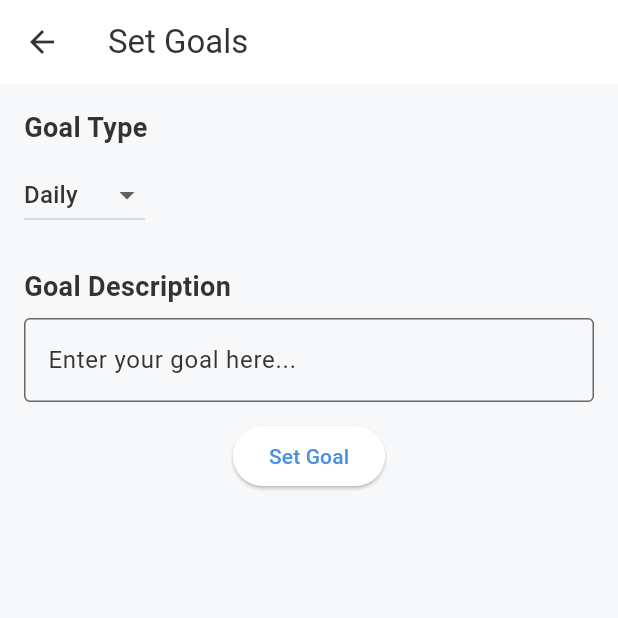
After one commit to vishesh27111/SerenCoach, a Flutter app: the HomePage screen opened by its route, after a tap on "Set Goals", on a phone screen of 412 x 824 dp, the top half of it. The commit adds this screen. Run offline on Flutter 3.47's test engine with Material 3 defaults, Android fonts, the light colour scheme and no system bars; our stand-ins replace speech_to_text.

Commit message:
Home Page added

```diff
--- a/flutter_app/lib/pages/home.dart
+++ b/flutter_app/lib/pages/home.dart
@@ -1,4 +1,5 @@
 import 'package:flutter/material.dart';
+import '../pages/set-goals.dart';
 import '../widgets/MainTile.dart';
 import '../widgets/SmallTile.dart';
 
@@ -39,22 +40,46 @@ class HomePage extends StatelessWidget {
                   mainAxisSpacing: 16.0, // Space between rows
                   crossAxisSpacing: 16.0, // Space between columns
                   childAspectRatio: 1.0, // Ensures the tiles are square
-                  children: const [
+                  children: [
                     SmallTile(
-                      text: 'Start a new session',
+                      text: 'Set Goals',
                       avatarPath: 'assets/images/therapist_avatar.png',
+                      onTap: () {
+                        Navigator.push(
+                          context,
+                          MaterialPageRoute(builder: (context) => const SetGoalsPage())
+                        );
+                      },
                     ),
                     SmallTile(
-                      text: 'Your recent conversations',
+                      text: 'Set Goals',
                       avatarPath: 'assets/images/therapist_avatar.png',
+                      onTap: () {
+                        Navigator.push(
+                            context,
+                            MaterialPageRoute(builder: (context) => const SetGoalsPage())
+                        );
+                      },
                     ),
                     SmallTile(
-                      text: 'View Progress',
+                      text: 'Set Goals',
                       avatarPath: 'assets/images/therapist_avatar.png',
+                      onTap: () {
+                        Navigator.push(
+                            context,
+                            MaterialPageRoute(builder: (context) => const SetGoalsPage())
+                        );
+                      },
                     ),
                     SmallTile(
-                      text: 'Settings',
+                      text: 'Set Goals',
                       avatarPath: 'assets/images/therapist_avatar.png',
+                      onTap: () {
+                        Navigator.push(
+                            context,
+                            MaterialPageRoute(builder: (context) => const SetGoalsPage())
+                        );
+                      },
                     ),
                   ],
                 ),
--- /dev/null
+++ b/flutter_app/lib/pages/set-goals.dart
@@ -0,0 +1,92 @@
+import 'package:flutter/material.dart';
+
+class SetGoalsPage extends StatefulWidget {
+  const SetGoalsPage({Key? key}) : super(key: key);
+
+  @override
+  _SetGoalsPageState createState() => _SetGoalsPageState();
+}
+
+class _SetGoalsPageState extends State<SetGoalsPage> {
+  final _goalController = TextEditingController();
+  String _goalType = 'Daily';
+
+  @override
+  void dispose() {
+    _goalController.dispose();
+    super.dispose();
+  }
+
+  void _submitGoal() {
+    final goal = _goalController.text;
+    if (goal.isNotEmpty) {
+      // Handle the goal submission logic
+      ScaffoldMessenger.of(context).showSnackBar(
+        SnackBar(content: Text('Goal "$goal" has been set successfully!')),
+      );
+      Navigator.pop(context); // Go back to HomePage after setting the goal
+    }
+  }
+
+  @override
+  Widget build(BuildContext context) {
+    return Scaffold(
+      appBar: AppBar(
+        title: const Text('Set Goals'),
+      ),
+      body: Padding(
+        padding: const EdgeInsets.all(16.0),
+        child: Column(
+          crossAxisAlignment: CrossAxisAlignment.start,
+          children: [
+            // Dropdown to select the type of goal
+            const Text(
+              'Goal Type',
+              style: TextStyle(fontSize: 18, fontWeight: FontWeight.bold),
+            ),
+            const SizedBox(height: 8.0),
+            DropdownButton<String>(
+              value: _goalType,
+              items: ['Daily', 'Weekly', 'Custom']
+                  .map((type) => DropdownMenuItem(
+                value: type,
+                child: Text(type),
+              ))
+                  .toList(),
+              onChanged: (value) {
+                setState(() {
+                  _goalType = value!;
+                });
+              },
+            ),
+            const SizedBox(height: 24.0),
+
+            // TextField to input goal description
+            const Text(
+              'Goal Description',
+              style: TextStyle(fontSize: 18, fontWeight: FontWeight.bold),
+            ),
+            const SizedBox(height: 8.0),
+            TextField(
+              controller: _goalController,
+              decoration: const InputDecoration(
+                border: OutlineInputBorder(),
+                hintText: 'Enter your goal here...',
+              ),
+              maxLines: 1,
+            ),
+            const SizedBox(height: 12.0),
+
+            // Submit button
+            Center(
+              child: ElevatedButton(
+                onPressed: _submitGoal,
+                child: const Text('Set Goal'),
+              ),
+            ),
+          ],
+        ),
+      ),
+    );
+  }
+}
--- a/flutter_app/lib/widgets/SmallTile.dart
+++ b/flutter_app/lib/widgets/SmallTile.dart
@@ -4,19 +4,19 @@ import 'package:flutter/material.dart';
 class SmallTile extends StatelessWidget {
   final String text;
   final String avatarPath;
+  final VoidCallback onTap;
 
   const SmallTile({
     Key? key,
     required this.text,
     required this.avatarPath,
+    required this.onTap,
   }) : super(key: key);
 
   @override
   Widget build(BuildContext context) {
     return GestureDetector(
-      onTap: () {
-        // Define the onTap functionality here
-      },
+      onTap: onTap,
       child: Container(
         decoration: BoxDecoration(
           gradient: const LinearGradient(
```
Also changed, not shown: 1 other file.
